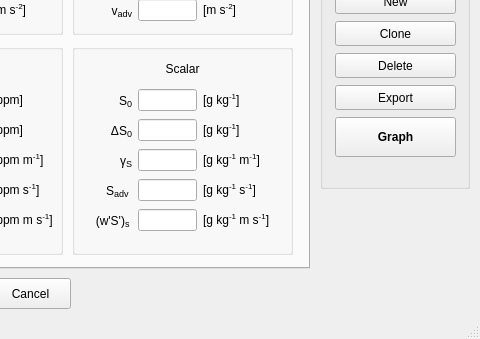
Qt form mainwindow.ui (classmodel/modelgui) before a commit; both pictures show x 170 to 650 and y 291 to 630 of the 650 by 630 pixel window.
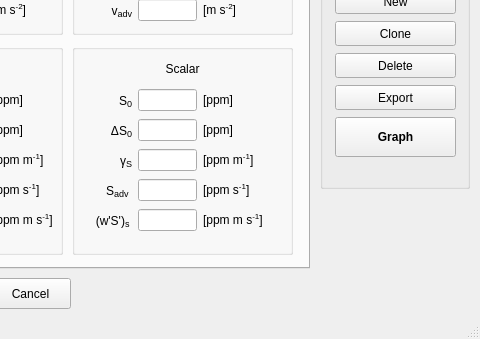
The same form after that commit. The open tabs and pages were chosen to show the change.

Commit message:
Changed units scalar (gkg-1 -> ppm)
Conflicts:

	modeloutput.cpp

```diff
--- a/mainwindow.ui
+++ b/mainwindow.ui
@@ -1478,7 +1478,7 @@
            <string/>
           </property>
           <property name="text">
-           <string>&lt;html&gt;[g kg&lt;sup&gt;-1&lt;/sup&gt;]&lt;/html&gt;</string>
+           <string>&lt;html&gt;[ppm]&lt;/html&gt;</string>
           </property>
           <property name="alignment">
            <set>Qt::AlignLeading|Qt::AlignLeft|Qt::AlignVCenter</set>
@@ -1491,7 +1491,7 @@
            <string/>
           </property>
           <property name="text">
-           <string>&lt;html&gt;[g kg&lt;sup&gt;-1&lt;/sup&gt;]&lt;/html&gt;</string>
+           <string>&lt;html&gt;[ppm]&lt;/html&gt;</string>
           </property>
           <property name="alignment">
            <set>Qt::AlignLeading|Qt::AlignLeft|Qt::AlignVCenter</set>
@@ -1504,7 +1504,7 @@
            <string/>
           </property>
           <property name="text">
-           <string>&lt;html&gt;[g kg&lt;sup&gt;-1&lt;/sup&gt; m&lt;sup&gt;-1&lt;/sup&gt;]&lt;/html&gt;</string>
+           <string>&lt;html&gt;[ppm m&lt;sup&gt;-1&lt;/sup&gt;]&lt;/html&gt;</string>
           </property>
           <property name="alignment">
            <set>Qt::AlignLeading|Qt::AlignLeft|Qt::AlignVCenter</set>
@@ -1517,7 +1517,7 @@
            <string/>
           </property>
           <property name="text">
-           <string>&lt;html&gt;[g kg&lt;sup&gt;-1&lt;/sup&gt; m s&lt;sup&gt;-1&lt;/sup&gt;]&lt;/html&gt;</string>
+           <string>&lt;html&gt;[ppm m s&lt;sup&gt;-1&lt;/sup&gt;]&lt;/html&gt;</string>
           </property>
           <property name="alignment">
            <set>Qt::AlignLeading|Qt::AlignLeft|Qt::AlignVCenter</set>
@@ -1579,7 +1579,7 @@
            <string/>
           </property>
           <property name="text">
-           <string>&lt;html&gt;[g kg&lt;sup&gt;-1&lt;/sup&gt; s&lt;sup&gt;-1&lt;/sup&gt;]&lt;/html&gt;</string>
+           <string>&lt;html&gt;[ppm s&lt;sup&gt;-1&lt;/sup&gt;]&lt;/html&gt;</string>
           </property>
           <property name="alignment">
            <set>Qt::AlignLeading|Qt::AlignLeft|Qt::AlignVCenter</set>
```
The commit also changes 1 other file.
